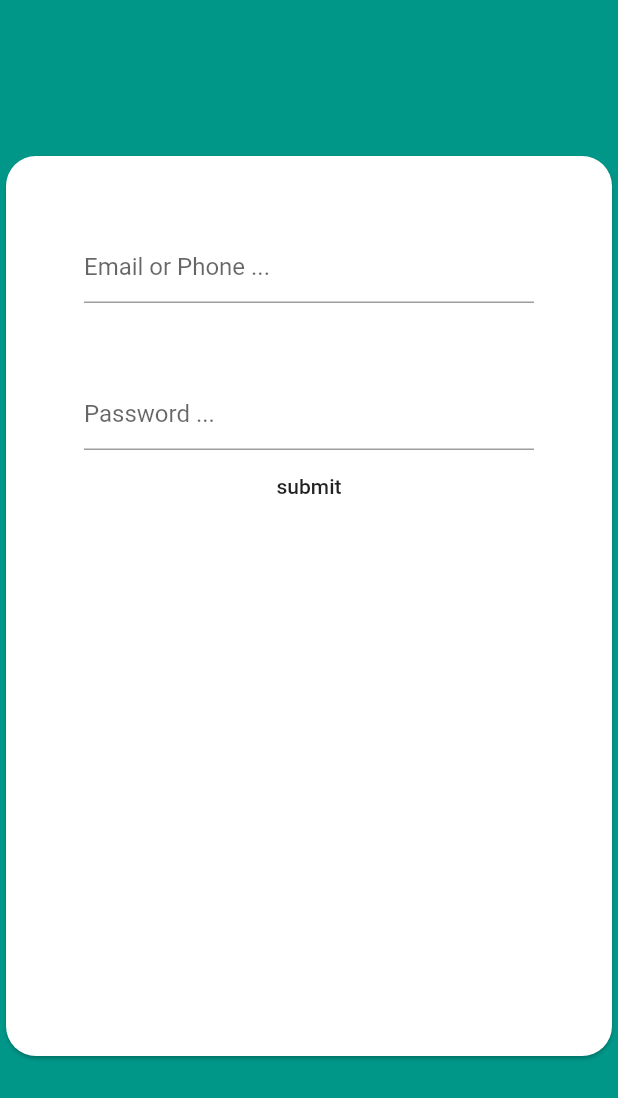
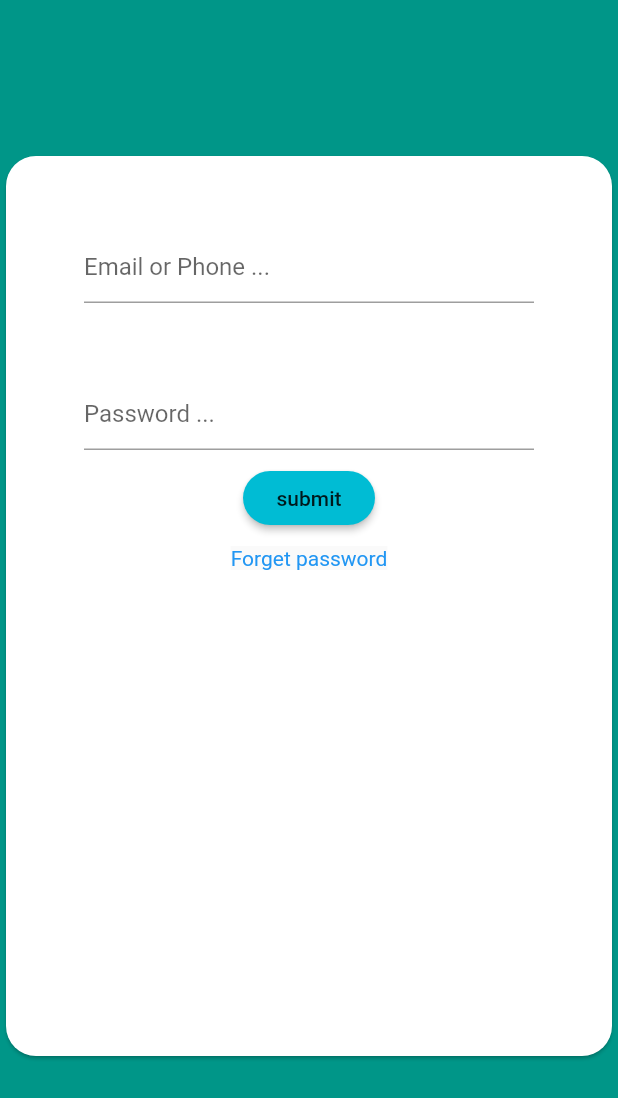
Before and after one commit to nageshadhavbncoe/vertical_horizental_Card_in_one, a Flutter app: the Login screen opened by its route, on a phone screen of 412 x 824 dp. Shown: the top 1098 px of the screen. Run offline on Flutter 3.47's test engine with Material 2 defaults, Android fonts, the phone set to English and light mode, and no system bars.

Commit message:
some pages added

```diff
--- a/lib/login.dart
+++ b/lib/login.dart
@@ -63,12 +63,30 @@ class _LoginState extends State<Login> {
                       ),
                     ),
                   ),
-                  MaterialButton(
-                    shape: RoundedRectangleBorder(
-                  borderRadius: BorderRadius.circular(20)
+                  Center(
+                    child: Padding(
+                      padding: const EdgeInsets.all(8.0),
+                      child: MaterialButton(
+                        color: Colors.cyan,
+                        shape: RoundedRectangleBorder(
+                      borderRadius: BorderRadius.circular(20)
+                        ),
+                        child: Text("submit"),
+                        onPressed:(){
+                            Navigator.of(context).pushNamed('/something');
+                        }),
                     ),
-                    child: Text("submit"),
-                    onPressed:(){})
+                  ),
+                  Material(
+                    child: InkWell(
+                                          child: Text("Forget password",style:TextStyle(
+                        color: Colors.blue
+                      )),
+                      onTap: (){
+                          Navigator.of(context).pushNamed('/forgetpassword');
+                      },
+                    ),
+                  )
 
                          ],
                        ),
--- a/lib/main.dart
+++ b/lib/main.dart
@@ -1,4 +1,5 @@
 import 'package:flutter/material.dart';
+import 'package:hap_agency_screen/forgetpassword.dart';
 import 'package:hap_agency_screen/login.dart';
 import 'package:hap_agency_screen/practice_ui.dart';
 
@@ -21,13 +22,15 @@ class MyApp extends StatelessWidget {
         primarySwatch: Colors.blue,
       ),
       debugShowCheckedModeBanner: false,
-      home: Something(),
+      home:Login(),
+      //Something(),
       routes: <String, WidgetBuilder> {
     '/something': (BuildContext context) =>  Something(),
     '/backscreen' : (BuildContext context) =>  BackScreen(),
     '/frontscreen' : (BuildContext context) =>  FrontScreen(),
     '/afterfront' : (BuildContext context) =>  AfterFront(),
     '/login':(BuildContext context)=>Login(),
+    '/forgetpassword':(BuildContext context)=>ForgetPassword(),
   },
       //Registar(),
       //StudentList(),
```
Also changed, not shown: lib/forgetpassword.dart (added, +98 -0 lines), 10 other files.
